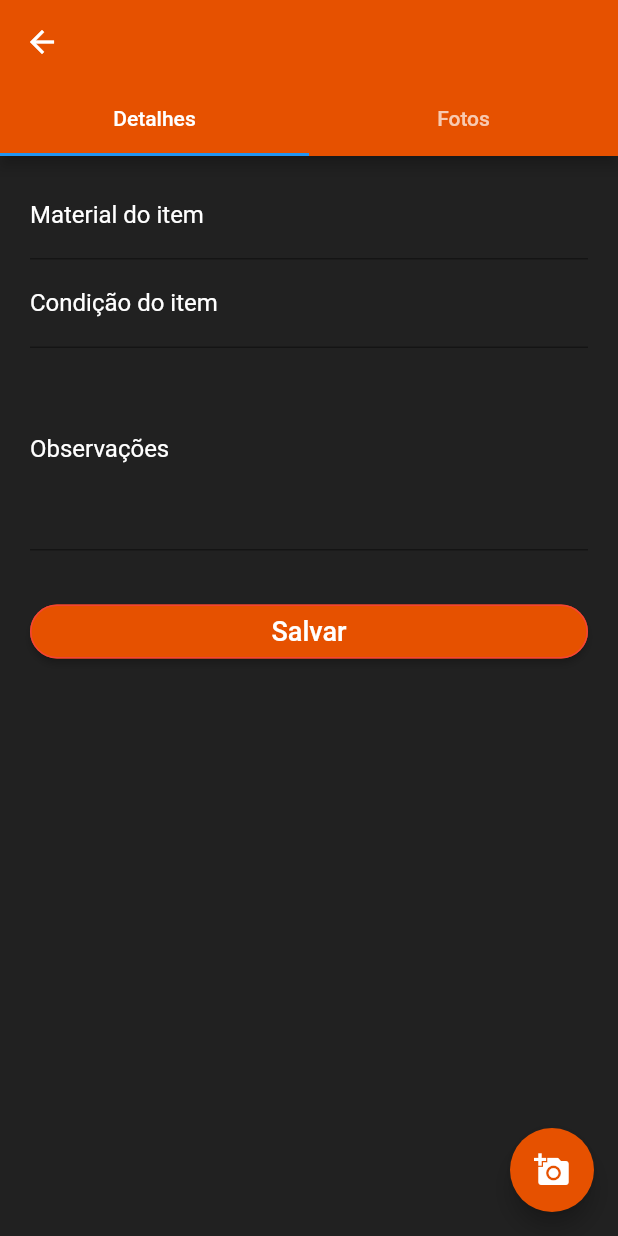
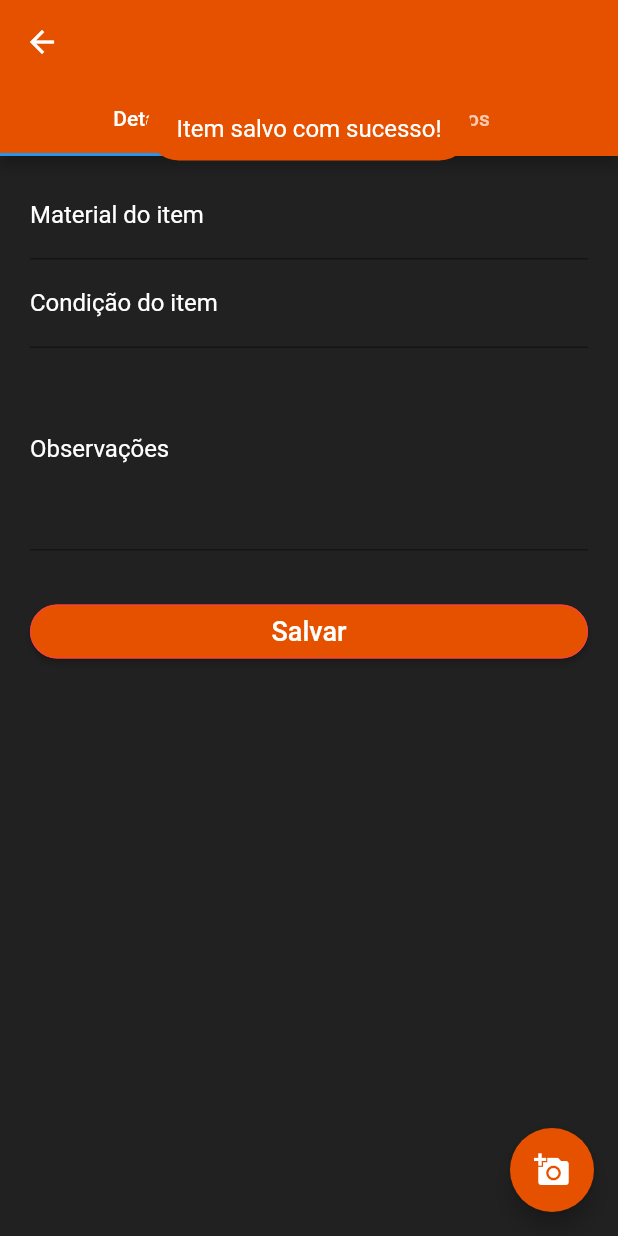
Before and after one commit to wellingtomnnb/ez-vistoria, a Flutter app: the DetalheItemPage screen opened directly with empty values, after a tap on "Salvar", on a phone screen of 412 x 824 dp. Run offline on Flutter 3.47's test engine with Material 2 defaults, Android fonts, the phone set to English and light mode, and no system bars; our stand-ins replace dio, fluttertoast, gallery_saver, get, image_picker, rflutter_alert and 1 more; missing offline and left inert: camera_camera; accounts and stored records are empty.

Commit message:
Alerta de salvamento do item

```diff
--- a/lib/Pages/DetalheItemPage.dart
+++ b/lib/Pages/DetalheItemPage.dart
@@ -115,14 +115,12 @@ class _DetalheItemPageState extends State<DetalheItemPage> {
   }
   _saveData() {
     if(!_validate()){
-
-
-      //TODO - Colocar rotina de salvar aqui
-
       setState(() {
         _item.condicao = _condicaoController.text;
         _item.material = _materialController.text;
         _item.observacao = _observacaoController.text;
+
+        _showToast(this.context, "Item salvo com sucesso!");
       });
     }
   }
```
